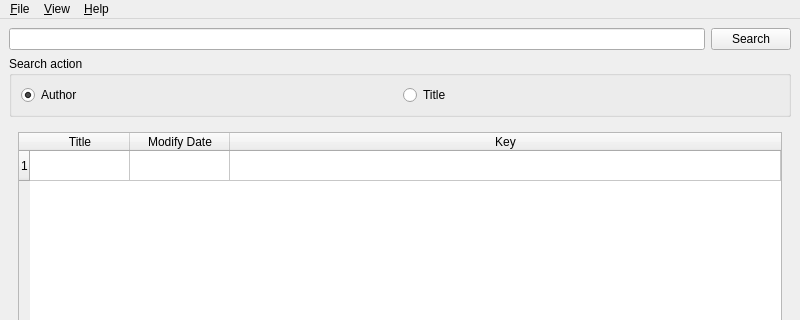
Qt form mainwindow.ui (tootal/DBLParse) before a commit; both pictures show x 0 to 800 and y 0 to 320 of the 800 by 600 pixel window.
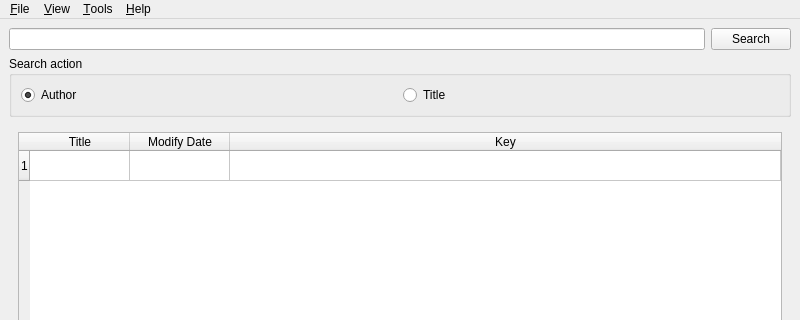
The same form after that commit.

Commit message: add remove cache action

Diff of the .ui file:
```diff
--- a/mainwindow.ui
+++ b/mainwindow.ui
@@ -176,8 +176,15 @@
     <addaction name="actionRecord_count"/>
     <addaction name="actionAuthor_char_count"/>
    </widget>
+   <widget class="QMenu" name="menu_Tools">
+    <property name="title">
+     <string>&amp;Tools</string>
+    </property>
+    <addaction name="action_Clear_Cache"/>
+   </widget>
    <addaction name="menu_File"/>
    <addaction name="menu_View"/>
+   <addaction name="menu_Tools"/>
    <addaction name="menu_Help"/>
   </widget>
   <widget class="QStatusBar" name="statusbar"/>
```
Left out of the diff: 5 changed lines with no effect on the pictures. The commit also changes 2 other files.
